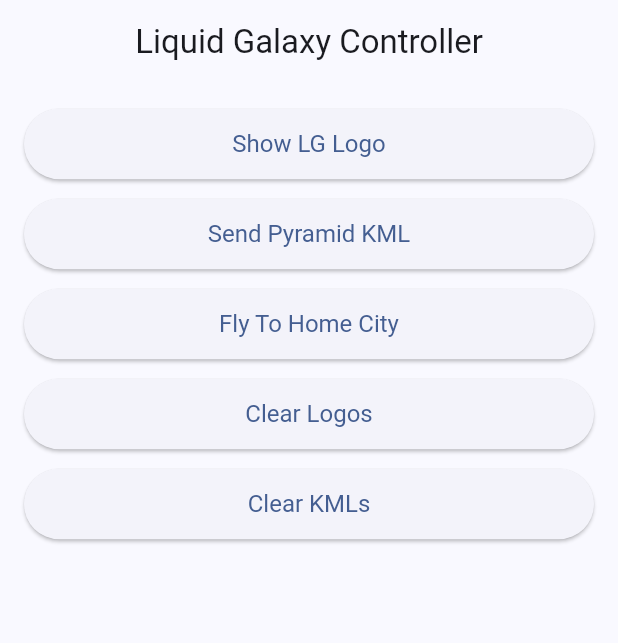
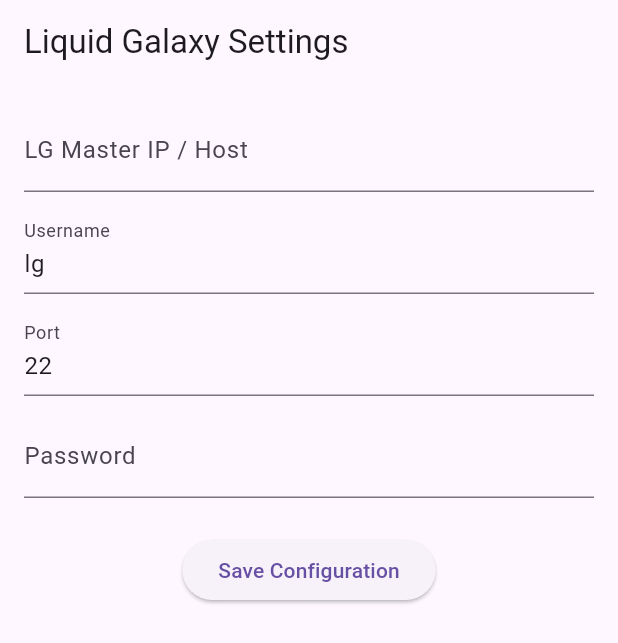
Before and after one commit to KabirKhanuja/lg-flutter-task2-gsoc2026, a Flutter app: the screen it shows after launch, on a phone screen of 412 x 824 dp. Shown: the top 643 px of the screen. Run offline on Flutter 3.47's test engine with Material 3 defaults, Android fonts, the phone set to English and light mode, and no system bars.

Commit message:
basic settings screen

```diff
--- a/lib/main.dart
+++ b/lib/main.dart
@@ -1,6 +1,8 @@
 import 'package:flutter/material.dart';
-import 'app/app.dart';
+// import 'app/app.dart';
+import 'settings/settings_screen.dart';
 
 void main() {
-  runApp(const LGApp());
+  // runApp(const MyApp());
+  runApp(const MaterialApp(home: SettingsScreen()));
 }
--- /dev/null
+++ b/lib/settings/settings_screen.dart
@@ -0,0 +1,92 @@
+import 'package:flutter/material.dart';
+import 'lg_connection_config.dart';
+
+class SettingsScreen extends StatefulWidget {
+  const SettingsScreen({super.key});
+
+  @override
+  State<SettingsScreen> createState() => _SettingsScreenState();
+}
+
+class _SettingsScreenState extends State<SettingsScreen> {
+  final _hostController = TextEditingController();
+  final _userController = TextEditingController(text: 'lg');
+  final _portController = TextEditingController(text: '22');
+  final _passwordController = TextEditingController();
+
+  LgConnectionConfig? config;
+
+  void _saveConfig() {
+    final newConfig = LgConnectionConfig(
+      host: _hostController.text.trim(),
+      username: _userController.text.trim(),
+      port: int.tryParse(_portController.text) ?? 22,
+      password: _passwordController.text,
+    );
+
+    setState(() {
+      config = newConfig;
+    });
+
+    ScaffoldMessenger.of(
+      context,
+    ).showSnackBar(const SnackBar(content: Text('LG configuration saved')));
+  }
+
+  @override
+  Widget build(BuildContext context) {
+    return Scaffold(
+      appBar: AppBar(title: const Text('Liquid Galaxy Settings')),
+      body: Padding(
+        padding: const EdgeInsets.all(16),
+        child: Column(
+          children: [
+            TextField(
+              controller: _hostController,
+              decoration: const InputDecoration(
+                labelText: 'LG Master IP / Host',
+              ),
+            ),
+            const SizedBox(height: 12),
+
+            TextField(
+              controller: _userController,
+              decoration: const InputDecoration(labelText: 'Username'),
+            ),
+            const SizedBox(height: 12),
+
+            TextField(
+              controller: _portController,
+              keyboardType: TextInputType.number,
+              decoration: const InputDecoration(labelText: 'Port'),
+            ),
+            const SizedBox(height: 12),
+
+            TextField(
+              controller: _passwordController,
+              obscureText: true,
+              decoration: const InputDecoration(labelText: 'Password'),
+            ),
+            const SizedBox(height: 24),
+
+            ElevatedButton(
+              onPressed: _saveConfig,
+              child: const Text('Save Configuration'),
+            ),
+
+            const SizedBox(height: 24),
+
+            if (config != null)
+              Text(
+                'Status: Not connected',
+                style: TextStyle(
+                  color: Colors.red.shade700,
+                  fontWeight: FontWeight.bold,
+                ),
+              ),
+          ],
+        ),
+      ),
+    );
+  }
+}
```
